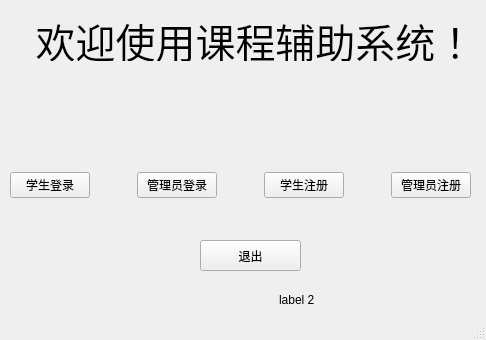
First picture: the form in mainwindow.ui, repository archester-250/Course_Auxiliary_System_QT, before the edit.
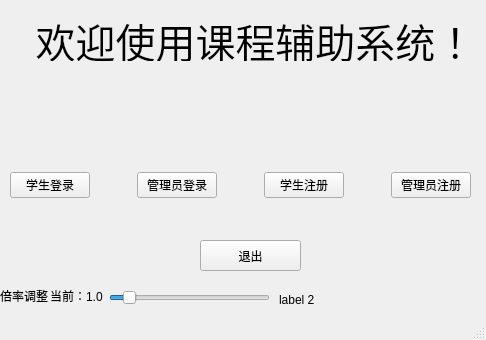
Second picture: the form after the edit.

```diff
--- a/mainwindow.ui
+++ b/mainwindow.ui
@@ -146,6 +146,57 @@
      <string>label 2</string>
     </property>
    </widget>
+   <widget class="QSlider" name="horizontalSlider">
+    <property name="geometry">
+     <rect>
+      <x>109</x>
+      <y>290</y>
+      <width>161</width>
+      <height>16</height>
+     </rect>
+    </property>
+    <property name="minimum">
+     <number>1</number>
+    </property>
+    <property name="maximum">
+     <number>100</number>
+    </property>
+    <property name="sliderPosition">
+     <number>10</number>
+    </property>
+    <property name="tracking">
+     <bool>true</bool>
+    </property>
+    <property name="orientation">
+     <enum>Qt::Horizontal</enum>
+    </property>
+   </widget>
+   <widget class="QLabel" name="label_3">
+    <property name="geometry">
+     <rect>
+      <x>0</x>
+      <y>285</y>
+      <width>51</width>
+      <height>21</height>
+     </rect>
+    </property>
+    <property name="text">
+     <string>倍率调整</string>
+    </property>
+   </widget>
+   <widget class="QLabel" name="label_4">
+    <property name="geometry">
+     <rect>
+      <x>50</x>
+      <y>286</y>
+      <width>61</width>
+      <height>20</height>
+     </rect>
+    </property>
+    <property name="text">
+     <string>当前：1.0</string>
+    </property>
+   </widget>
   </widget>
   <widget class="QStatusBar" name="statusbar"/>
  </widget>
```
